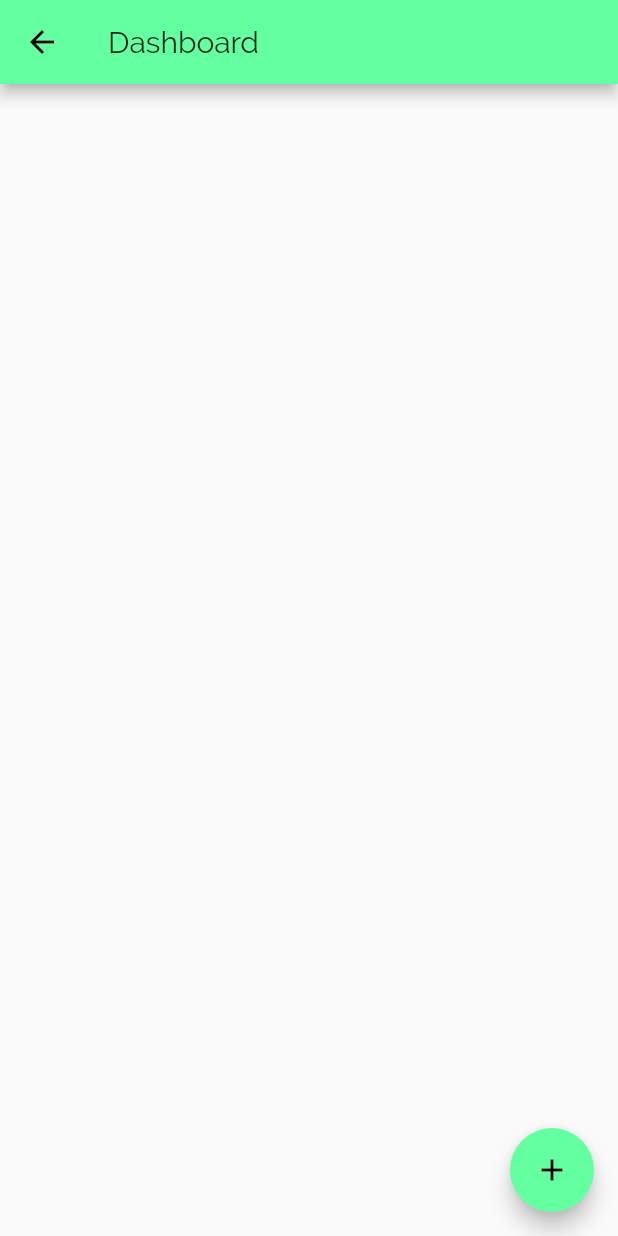
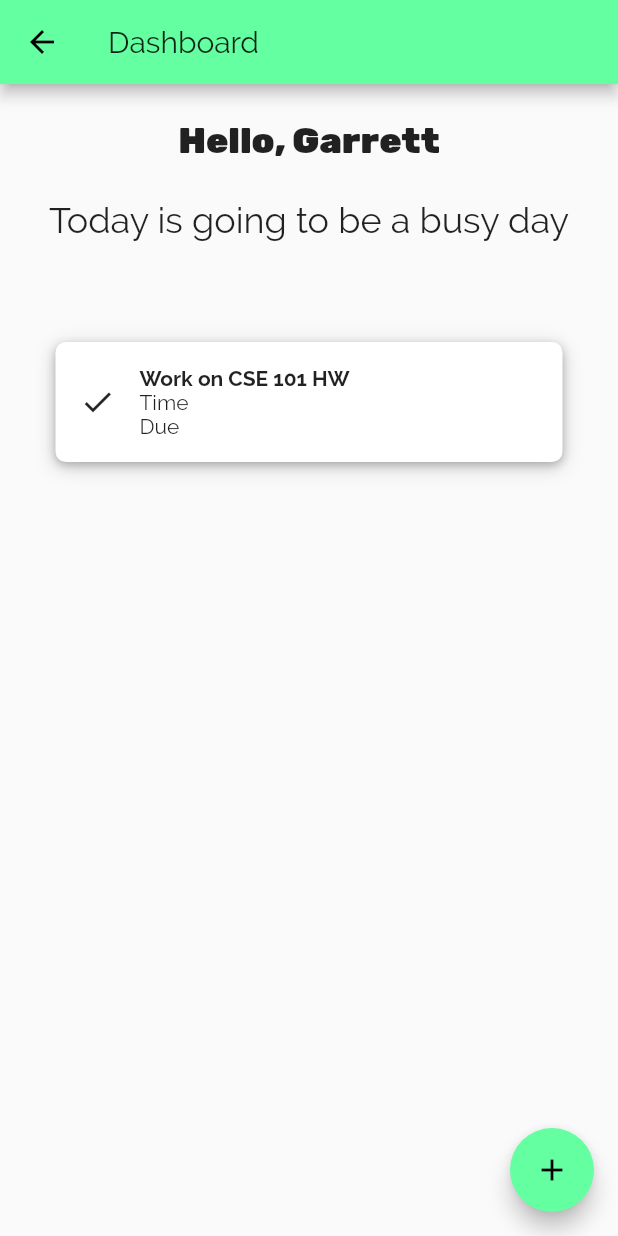
Before and after one commit to garrettluu/routine.ly, a Flutter app: the Dashboard screen opened directly, on a phone screen of 412 x 824 dp. Run offline on Flutter 3.47's test engine with Material 2 defaults, Android fonts, the phone set to English and light mode, and no system bars; our stand-ins replace flutter_signin_button, flutter_svg.

Commit message:
added task cards"

```diff
--- a/lib/main.dart
+++ b/lib/main.dart
@@ -126,6 +126,27 @@ class Dashboard extends StatelessWidget {
       appBar: AppBar(
         title: Text("Dashboard"),
       ),
+      body: Column(
+        children: <Widget>[
+          SizedBox(height: 24),
+          Text(
+            "Hello, Garrett",
+            textAlign: TextAlign.center,
+            style: TextStyle(
+              fontFamily: "Rubik",
+              fontSize: 24,
+            )
+          ),
+          SizedBox(height: 24),
+          Text(
+            "Today is going to be a busy day",
+            textAlign: TextAlign.center,
+            style: TextStyle(fontSize: 24),
+          ),
+          SizedBox(height: 68),
+          Task(),
+        ],
+      ),
       floatingActionButton: FloatingActionButton(
         onPressed: () {
           Navigator.push(
@@ -135,6 +156,67 @@ class Dashboard extends StatelessWidget {
         },
         tooltip: 'New task',
         child: Icon(Icons.add),
+      ),
+    );
+  }
+}
+
+class Task extends StatelessWidget {
+  String title;
+  String time;
+  String due;
+  Task({Key key, this.title, this.time, this.due}) : super(key: key);
+
+  @override
+  Widget build(BuildContext context) {
+    return Padding(
+      padding: const EdgeInsets.symmetric(horizontal: 37.0),
+      child: Container(
+        child: Padding(
+          padding: const EdgeInsets.all(16.0),
+          child: Row(
+            children: <Widget>[
+              Icon(Icons.check),
+              SizedBox(width: 16),
+              Column(
+                crossAxisAlignment: CrossAxisAlignment.start,
+                children: <Widget>[
+                  Text(
+                    "Work on CSE 101 HW",
+                    textAlign: TextAlign.left,
+                    style: TextStyle(
+                      fontWeight: FontWeight.bold,
+                    )
+                  ),
+                  Text(
+                    "Time",
+                    textAlign: TextAlign.left,
+                  ),
+                  Text(
+                    "Due",
+                    textAlign: TextAlign.left,
+                  ),
+                ],
+              ),
+            ],
+          ),
+        ),
+        decoration: BoxDecoration(
+          color: Colors.white,
+          borderRadius: BorderRadius.all(Radius.circular(7)),
+          boxShadow: [
+            BoxShadow (
+              color: const Color.fromRGBO(0, 0, 0, 0.2),
+              offset: Offset(0, 2),
+              blurRadius: 4,
+            ),
+            BoxShadow (
+              color: const Color.fromRGBO(0, 0, 0, 0.19),
+              offset: Offset(0, 3),
+              blurRadius: 10,
+            ),
+          ],
+        ),
       ),
     );
   }
```
